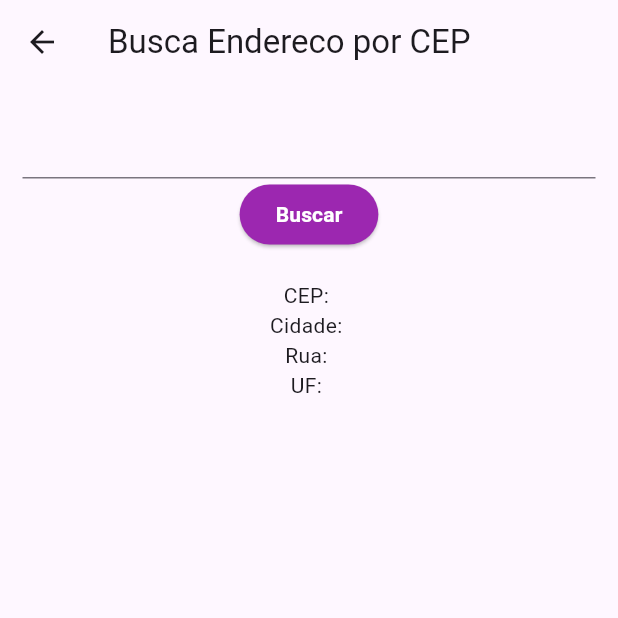
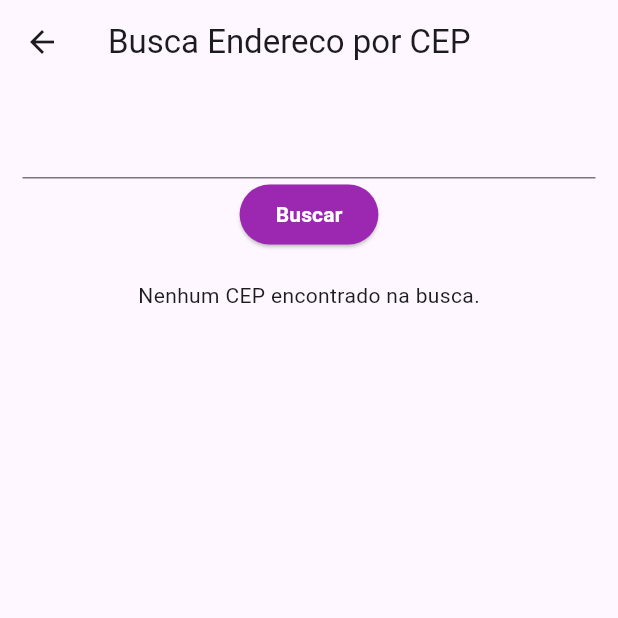
Before and after one commit to victorapc/get_state_manager, a Flutter app: the screen it shows after launch, after a tap on "State Mixin", on a phone screen of 412 x 824 dp, the top half of it. Run offline on Flutter 3.47's test engine with Material 2 defaults, Android fonts, the phone set to English and light mode, and no system bars; our stand-ins replace get; network calls fail.

Commit message:
Get state manager usando state mixin.

```diff
--- a/lib/state_mixin/main_state_mixin.dart
+++ b/lib/state_mixin/main_state_mixin.dart
@@ -1,11 +1,15 @@
 import 'package:flutter/material.dart';
+import 'package:flutter/services.dart';
 import 'package:get/get.dart';
 import 'package:get_state_manager/core/widget/elevated_button_custom.dart';
-import 'package:get_state_manager/state_mixin/pages/main_controller.dart';
+//import 'package:get_state_manager/state_mixin/pages/main_controller.dart';
+import 'package:get_state_manager/state_mixin/pages/main_controller_state_mixin.dart';
 import 'package:get_state_manager/state_mixin/widget/cep_widget.dart';
+//import 'package:get_state_manager/state_mixin/widget/cep_widget.dart';
 
 class MainStateMixin extends StatelessWidget {
-  final controller = Get.find<MainController>();
+  //final controller = Get.find<MainController>();
+  final controller = Get.find<MainControllerStateMixin>();
 
   MainStateMixin({super.key});
 
@@ -24,6 +28,11 @@ class MainStateMixin extends StatelessWidget {
                 onChanged: (value) {
                   controller.cepSearch = value;
                 },
+                keyboardType: const TextInputType.numberWithOptions(
+                    signed: false, decimal: false),
+                inputFormatters: <TextInputFormatter>[
+                  FilteringTextInputFormatter.digitsOnly,
+                ],
               ),
               ElevatedButtonCustom(
                 text: 'Buscar',
@@ -34,7 +43,16 @@ class MainStateMixin extends StatelessWidget {
               const SizedBox(
                 height: 20,
               ),
-              Obx(() {
+              controller.obx(
+                (state) => CepWidget(state),
+                onEmpty: const Text('Nenhum CEP encontrado na busca.'),
+                onLoading: const Text('Carregando...'),
+                onError: (error) => const Text(
+                  'Erro ao buscar o CEP.',
+                  style: TextStyle(color: Colors.red),
+                ),
+              ),
+              /*Obx(() {
                 return Visibility(
                   visible: controller.loading,
                   child: const Center(
@@ -53,7 +71,7 @@ class MainStateMixin extends StatelessWidget {
                   visible: !controller.loading && !controller.isError,
                   child: CepWidget(controller.cep),
                 );
-              }),
+              }),*/
             ],
           ),
         ),
--- a/lib/state_mixin/pages/main_bindings.dart
+++ b/lib/state_mixin/pages/main_bindings.dart
@@ -1,5 +1,6 @@
 import 'package:get/get.dart';
 import 'package:get_state_manager/state_mixin/pages/main_controller.dart';
+import 'package:get_state_manager/state_mixin/pages/main_controller_state_mixin.dart';
 import 'package:get_state_manager/state_mixin/repository/viacep_repository.dart';
 
 class MainBindings extends Bindings {
@@ -7,5 +8,6 @@ class MainBindings extends Bindings {
   void dependencies() {
     Get.lazyPut(() => ViacepRepository());
     Get.put(MainController(Get.find()));
+    Get.put(MainControllerStateMixin(Get.find()));
   }
 }
--- /dev/null
+++ b/lib/state_mixin/pages/main_controller_state_mixin.dart
@@ -0,0 +1,32 @@
+import 'package:get/get.dart';
+import 'package:get_state_manager/state_mixin/model/cep_model.dart';
+import 'package:get_state_manager/state_mixin/repository/viacep_repository.dart';
+
+class MainControllerStateMixin extends GetxController
+    with StateMixin<CepModel> {
+  final ViacepRepository _repository;
+
+  final _cepSearch = ''.obs;
+
+  MainControllerStateMixin(this._repository);
+
+  set cepSearch(String cepSearch) => _cepSearch.value = cepSearch;
+
+  @override
+  void onReady() {
+    change(state, status: RxStatus.empty());
+  }
+
+  Future<void> findAdress() async {
+    try {
+      change(state, status: RxStatus.loading());
+      // Adiciona um delay de 1 segundo.
+      await 1.seconds.delay();
+
+      final cep = await _repository.getCep(_cepSearch.value);
+      change(cep, status: RxStatus.success());
+    } catch (e) {
+      change(state, status: RxStatus.error());
+    }
+  }
+}
```
